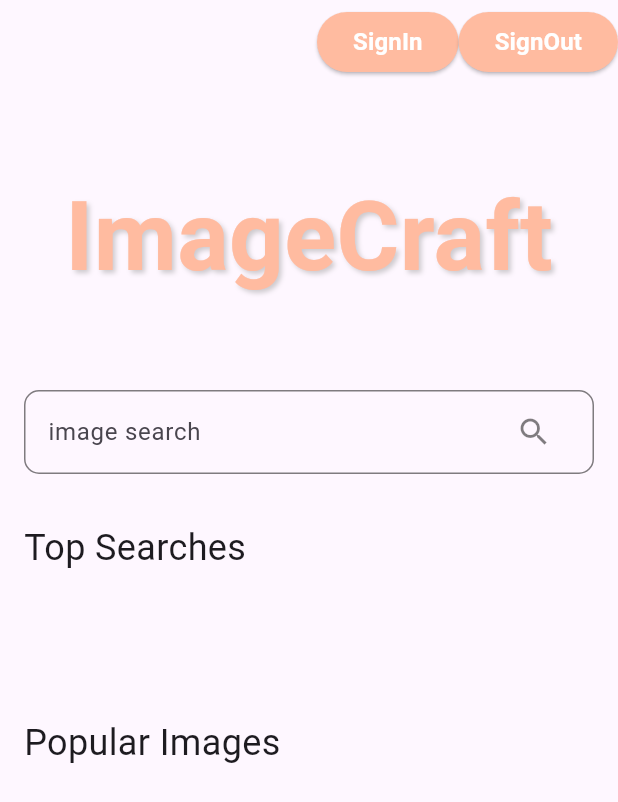
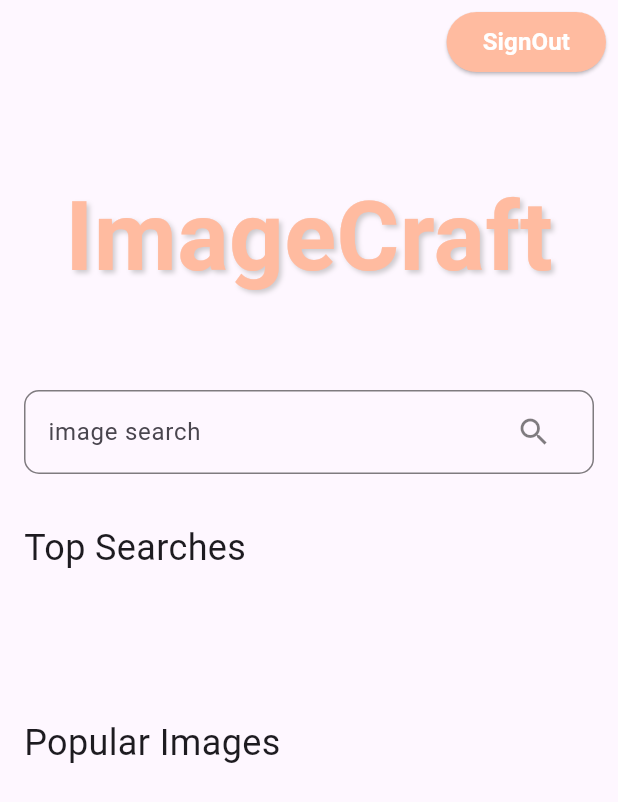
Before and after one commit to sc2bat/my_flutter_image_searching_app_cleanarch, a Flutter app: the screen it shows after launch, on a phone screen of 412 x 824 dp. Shown: the top 802 px of the screen. Run offline on Flutter 3.47's test engine with Material 3 defaults, Android fonts, the light colour scheme and no system bars; our stand-ins replace email_validator, fluttertoast, freezed_annotation, get_it, go_router, qr_flutter and 2 more; missing offline and left inert: flutter_file_dialog, simple_logger; accounts and stored records are empty; generated files the repository leaves out were written again; network calls fail.

Commit message:
feat: homescreen app bar restore

```diff
--- a/lib/presentation/home/home_screen.dart
+++ b/lib/presentation/home/home_screen.dart
@@ -1,9 +1,9 @@
 import 'package:flutter/material.dart';
 import 'package:go_router/go_router.dart';
-import 'package:my_flutter_image_searching_app_cleanarch/main.dart';
 import 'package:my_flutter_image_searching_app_cleanarch/presentation/common/theme.dart';
 import 'package:my_flutter_image_searching_app_cleanarch/presentation/home/home_state.dart';
 import 'package:my_flutter_image_searching_app_cleanarch/presentation/home/home_view_model.dart';
+import 'package:my_flutter_image_searching_app_cleanarch/presentation/widget/common/sign_elevated_button_widget.dart';
 import 'package:my_flutter_image_searching_app_cleanarch/utils/simple_logger.dart';
 import 'package:provider/provider.dart';
 
@@ -44,38 +44,10 @@ class _HomeScreenState extends State<HomeScreen> {
 
     return Scaffold(
       appBar: AppBar(
-        actions: [
-          // const Padding(
-          //   padding: EdgeInsets.symmetric(horizontal: 8.0),
-          //   child: SignElevatedButtonWidget(),
-          // ),
-          ElevatedButton(
-            style: ElevatedButton.styleFrom(
-              backgroundColor: baseColor,
-            ),
-            onPressed: () => context.push('/signIn'),
-            child: const Text(
-              'SignIn',
-              style: TextStyle(
-                fontSize: 16.0,
-                fontWeight: FontWeight.bold,
-                color: whiteColor,
-              ),
-            ),
-          ),
-          ElevatedButton(
-            style: ElevatedButton.styleFrom(
-              backgroundColor: baseColor,
-            ),
-            onPressed: () async => await supabase.auth.signOut(),
-            child: const Text(
-              'SignOut',
-              style: TextStyle(
-                fontSize: 16.0,
-                fontWeight: FontWeight.bold,
-                color: whiteColor,
-              ),
-            ),
+        actions: const [
+          Padding(
+            padding: EdgeInsets.symmetric(horizontal: 8.0),
+            child: SignElevatedButtonWidget(),
           ),
         ],
       ),
```
